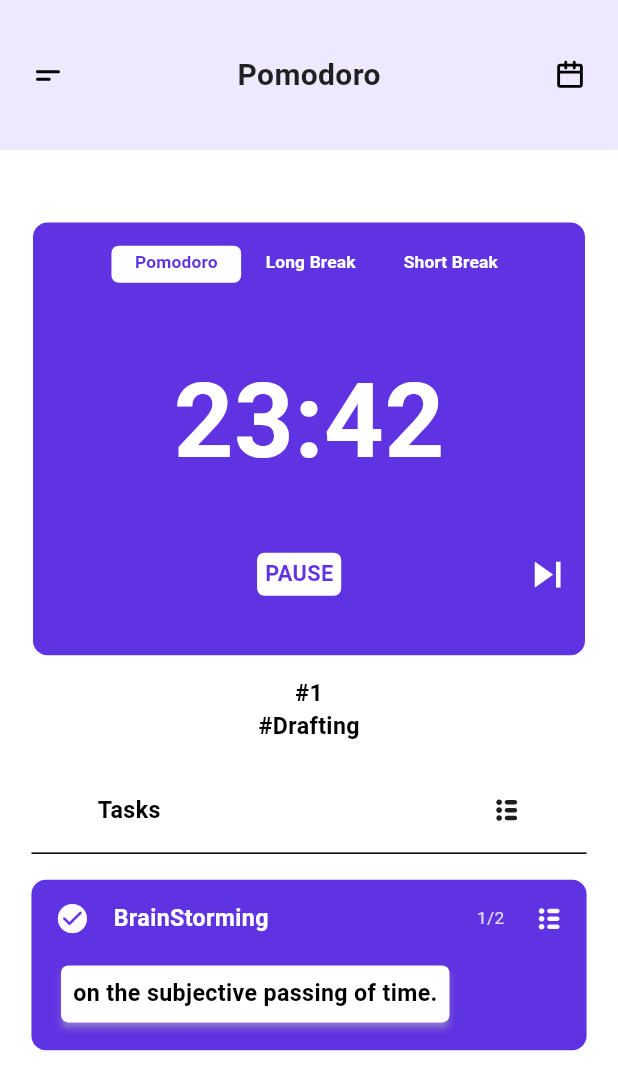
After one commit to mw205/only-to-do, a Flutter app: the PomodoroView screen opened by its route, on a phone screen of 412 x 824 dp. The commit adds this screen. Shown: the top 1090 px of the screen. Run offline on Flutter 3.47's test engine with Material 3 defaults, Android fonts, the light colour scheme and no system bars; our stand-ins replace flutter_animate, flutter_screenutil, flutter_svg, gap, go_router, vector_graphics.

Commit message:
Implement Pomodoro feature with UI components and styles

```diff
--- a/lib/core/routes/app_router.dart
+++ b/lib/core/routes/app_router.dart
@@ -1,5 +1,6 @@
 import 'package:flutter/material.dart';
 import 'package:go_router/go_router.dart';
+import 'package:only_to_do/features/pomodoro/presentation/views/pomodoro_view.dart';
 
 import '../../features/home/presentation/views/home_view.dart';
 import '../../features/splash/presentation/views/splash_view.dart';
@@ -25,6 +26,19 @@ class AppRouter {
           );
         },
       ),
+      GoRoute(
+        path: PomodoroView.id,
+        pageBuilder: (context, state) {
+          return CustomTransitionPage(
+            child: PomodoroView(),
+            transitionDuration: Duration(milliseconds: 1500),
+            transitionsBuilder:
+                (context, animation, secondaryAnimation, child) {
+              return FadeTransition(opacity: animation, child: child);
+            },
+          );
+        },
+      ),
     ],
   );
 }
--- /dev/null
+++ b/lib/core/styles/app_box_decorations.dart
@@ -0,0 +1,16 @@
+import 'package:flutter/material.dart';
+import 'package:flutter_screenutil/flutter_screenutil.dart';
+
+import '../../gen/colors.gen.dart';
+
+class AppBoxDecorations {
+  static BoxDecoration buttonDecoration = BoxDecoration(
+    color: ColorName.white,
+    borderRadius: BorderRadius.circular(5.r),
+
+  );
+  static BoxDecoration pomodoroTaskDecoration = BoxDecoration(
+    color: ColorName.purple,
+    borderRadius: BorderRadius.circular(10.r),
+  );
+}
--- a/lib/core/styles/app_text_styles.dart
+++ b/lib/core/styles/app_text_styles.dart
@@ -1 +1,36 @@
-class AppTextStyles {}
+import 'package:flutter/material.dart';
+import 'package:flutter_screenutil/flutter_screenutil.dart';
+import 'package:only_to_do/gen/colors.gen.dart';
+
+class AppTextStyles {
+  static TextStyle kPurple12W600 = TextStyle(
+    fontSize: 12.sp,
+    fontWeight: FontWeight.w600,
+    color: ColorName.purple,
+  );
+  static TextStyle kPurple15W600 = TextStyle(
+    fontSize: 15.sp,
+    fontWeight: FontWeight.w600,
+    color: ColorName.purple,
+  );
+  static TextStyle kWhite12W600 = TextStyle(
+    color: ColorName.white,
+    fontSize: 12.sp,
+    fontWeight: FontWeight.w600,
+  );
+  static TextStyle kWhite72W700 = TextStyle(
+    color: ColorName.white,
+    fontSize: 72.sp,
+    fontWeight: FontWeight.w700,
+  );
+  static TextStyle kBlack16W600 = TextStyle(
+    fontSize: 16.sp,
+    fontWeight: FontWeight.w600,
+    color: ColorName.black,
+  );
+  static TextStyle kWhite16W600 = TextStyle(
+    fontSize: 16.sp,
+    fontWeight: FontWeight.w600,
+    color: ColorName.white,
+  );
+}
--- /dev/null
+++ b/lib/features/pomodoro/presentation/views/pomodoro_view.dart
@@ -0,0 +1,15 @@
+import 'package:flutter/material.dart';
+import 'package:only_to_do/core/widgets/custom_app_bar.dart';
+import 'package:only_to_do/features/pomodoro/presentation/views/widgets/pomodoro_view_body.dart';
+
+class PomodoroView extends StatelessWidget {
+  const PomodoroView({super.key});
+  static String id = "/pomodoro";
+  @override
+  Widget build(BuildContext context) {
+    return Scaffold(
+      appBar: CustomAppBar(title: "Pomodoro"),
+      body: PomodoroViewBody(),
+    );
+  }
+}
--- /dev/null
+++ b/lib/features/pomodoro/presentation/views/widgets/pomodor_time_indicator.dart
@@ -0,0 +1,123 @@
+import 'package:flutter/material.dart';
+import 'package:flutter_screenutil/flutter_screenutil.dart';
+import 'package:only_to_do/core/styles/app_box_decorations.dart';
+import 'package:only_to_do/core/styles/app_text_styles.dart';
+import 'package:only_to_do/gen/colors.gen.dart';
+
+class PomodorTimeIndicator extends StatelessWidget {
+  const PomodorTimeIndicator({
+    super.key,
+  });
+
+  @override
+  Widget build(BuildContext context) {
+    return Padding(
+      padding: EdgeInsets.symmetric(horizontal: 21.w),
+      child: Center(
+        child: DefaultTabController(
+          length: 3,
+          child: Container(
+            width: MediaQuery.of(context).size.width * 0.95,
+            height: MediaQuery.of(context).size.height * 0.35,
+            decoration: BoxDecoration(
+              color: ColorName.purple,
+              borderRadius: BorderRadius.circular(10.r),
+            ),
+            child: Column(
+              mainAxisSize: MainAxisSize.min,
+              children: [
+                Padding(
+                  padding: EdgeInsets.symmetric(vertical: 16.h),
+                  child: SizedBox(
+                    width: MediaQuery.of(context).size.width * 0.95,
+                    height: MediaQuery.of(context).size.height * 0.03,
+                    child: TabBar(
+                      isScrollable: true,
+                      dividerColor: Colors.transparent,
+                      physics: NeverScrollableScrollPhysics(),
+                      overlayColor: WidgetStatePropertyAll(Colors.transparent),
+                      indicatorPadding: EdgeInsets.symmetric(horizontal: -15.w),
+                      labelStyle: AppTextStyles.kPurple12W600,
+                      unselectedLabelStyle: AppTextStyles.kWhite12W600,
+                      indicator: AppBoxDecorations.buttonDecoration,
+                      tabs: [
+                        Tab(
+                          text: "Pomodoro",
+                        ),
+                        Tab(
+                          text: "Long Break",
+                        ),
+                        Tab(
+                          text: "Short Break",
+                        )
+                      ],
+                    ),
+                  ),
+                ),
+                Flexible(
+                  fit: FlexFit.loose,
+                  child: TabBarView(
+                    physics: NeverScrollableScrollPhysics(),
+                    children: [
+                      Center(
+                        child: Text(
+                          "23:42",
+                          style: AppTextStyles.kWhite72W700,
+                        ),
+                      ),
+                      Center(
+                        child: Text(
+                          "23:42",
+                          style: AppTextStyles.kWhite72W700,
+                        ),
+                      ),
+                      Center(
+                        child: Text(
+                          "23:42",
+                          style: AppTextStyles.kWhite72W700,
+                        ),
+                      ),
+                    ],
+                  ),
+                ),
+                Padding(
+                  padding: EdgeInsets.only(bottom: 30.h),
+                  child: Row(
+                    mainAxisAlignment: MainAxisAlignment.center,
+                    children: [
+                      SizedBox(
+                        width: 35.w,
+                        height: 35.w,
+                      ),
+                      Spacer(),
+                      Container(
+                        padding: EdgeInsets.symmetric(
+                            horizontal: 5.w, vertical: 4.h),
+                        decoration: AppBoxDecorations.buttonDecoration,
+                        child: Center(
+                          child: Text(
+                            "Pause".toUpperCase(),
+                            style: AppTextStyles.kPurple15W600,
+                          ),
+                        ),
+                      ),
+                      Spacer(),
+                      IconButton(
+                        onPressed: () {},
+                        icon: Icon(
+                          Icons.skip_next,
+                          size: 35.sp,
+                          color: ColorName.white,
+                        ),
+                      ),
+                    ],
+                  ),
+                ),
+              ],
+            ),
+          ),
+        ),
+      ),
+    );
+  }
+}
--- /dev/null
+++ b/lib/features/pomodoro/presentation/views/widgets/pomodoro_tasks_section.dart
@@ -0,0 +1,121 @@
+import 'package:flutter/material.dart';
+import 'package:flutter_screenutil/flutter_screenutil.dart';
+import 'package:gap/gap.dart';
+import 'package:only_to_do/core/styles/app_box_decorations.dart';
+import 'package:only_to_do/core/styles/app_text_styles.dart';
+import 'package:only_to_do/gen/assets.gen.dart';
+import 'package:only_to_do/gen/colors.gen.dart';
+
+class PomodoroTasksSection extends StatelessWidget {
+  const PomodoroTasksSection({super.key});
+
+  @override
+  Widget build(BuildContext context) {
+    return Padding(
+      padding: EdgeInsets.symmetric(horizontal: 20.w),
+      child: Column(
+        spacing: 10.h,
+        children: [
+          Padding(
+            padding: EdgeInsets.only(top: 15.h, bottom: 25.h),
+            child: Column(
+              children: [
+                Text(
+                  "#1",
+                  style: AppTextStyles.kBlack16W600,
+                ),
+                Text(
+                  "#Drafting",
+                  style: AppTextStyles.kBlack16W600,
+                ),
+              ],
+            ),
+          ),
+          Padding(
+            padding: EdgeInsets.symmetric(horizontal: 42.w),
+            child: Row(
+              mainAxisAlignment: MainAxisAlignment.spaceBetween,
+              children: [
+                Text(
+                  "Tasks",
+                  style: AppTextStyles.kBlack16W600,
+                ),
+                Assets.images.thList.svg()
+              ],
+            ),
+          ),
+          Divider(
+            color: ColorName.black,
+          ),
+          Column(
+            children: [
+              Container(
+                decoration: AppBoxDecorations.pomodoroTaskDecoration,
+                padding: EdgeInsets.symmetric(vertical: 15.h, horizontal: 15.w),
+                child: Column(
+                  crossAxisAlignment: CrossAxisAlignment.start,
+                  children: [
+                    Row(
+                      mainAxisAlignment: MainAxisAlignment.spaceBetween,
+                      children: [
+                        Row(
+                          children: [
+                            Icon(
+                              Icons.check_circle_rounded,
+                              color: ColorName.white,
+                              size: 24.sp,
+                            ),
+                            Gap(15.w),
+                            Text(
+                              "BrainStorming",
+                              style: AppTextStyles.kWhite16W600,
+                            )
+                          ],
+                        ),
+                        Row(
+                          children: [
+                            Text(
+                              "1/2",
+                              style: TextStyle(
+                                color: ColorName.white.withValues(alpha: 0.8),
+                                fontSize: 12.sp,
+                              ),
+                            ),
+                            Gap(20.w),
+                            Assets.images.thList.svg(
+                              colorFilter: ColorFilter.mode(
+                                ColorName.white,
+                                BlendMode.srcIn,
+                              ),
+                            ),
+                          ],
+                        ),
+                      ],
+                    ),
+                    Padding(
+                      padding: EdgeInsetsDirectional.only(top: 16.h),
+                      child: Card(
+                        shape: RoundedRectangleBorder(
+                          borderRadius: BorderRadius.circular(5.r),
+                        ),
+                        elevation: 2,
+                        shadowColor: ColorName.white,
+                        child: Padding(
+                          padding: EdgeInsets.all(8.0),
+                          child: Text(
+                            "on the subjective passing of time.",
+                            style: AppTextStyles.kBlack16W600,
+                          ),
+                        ),
+                      ),
+                    ),
+                  ],
+                ),
+              )
+            ],
+          )
+        ],
+      ),
+    );
+  }
+}
--- /dev/null
+++ b/lib/features/pomodoro/presentation/views/widgets/pomodoro_view_body.dart
@@ -0,0 +1,20 @@
+import 'package:flutter/material.dart';
+import 'package:flutter_screenutil/flutter_screenutil.dart';
+import 'package:gap/gap.dart';
+import 'package:only_to_do/features/pomodoro/presentation/views/widgets/pomodor_time_indicator.dart';
+import 'package:only_to_do/features/pomodoro/presentation/views/widgets/pomodoro_tasks_section.dart';
+
+class PomodoroViewBody extends StatelessWidget {
+  const PomodoroViewBody({super.key});
+
+  @override
+  Widget build(BuildContext context) {
+    return ListView(
+      children: [
+        Gap(50.h),
+        PomodorTimeIndicator(),
+        PomodoroTasksSection(),
+      ],
+    );
+  }
+}
--- a/lib/main.dart
+++ b/lib/main.dart
@@ -13,6 +13,8 @@ class OnlyToDo extends StatelessWidget {
   @override
   Widget build(BuildContext context) {
     return ScreenUtilInit(
+      minTextAdapt: true,
+      designSize: Size(393, 852),
       child: MaterialApp.router(
         debugShowCheckedModeBanner: false,
         routerConfig: AppRouter.router,
```
Also changed, not shown: 1 other file.
